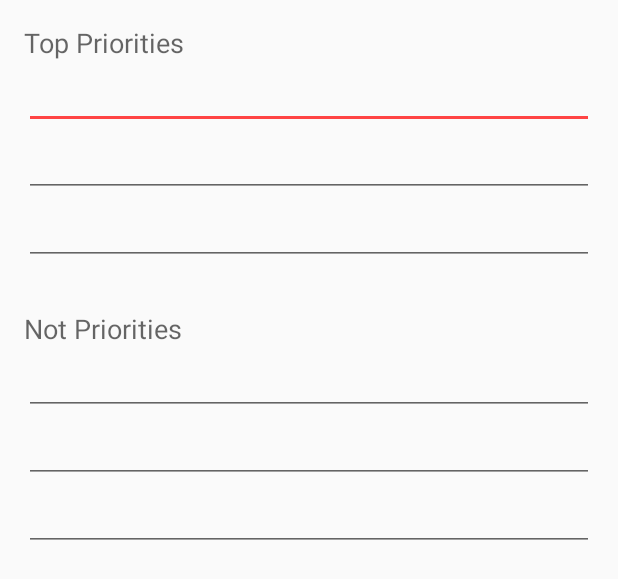
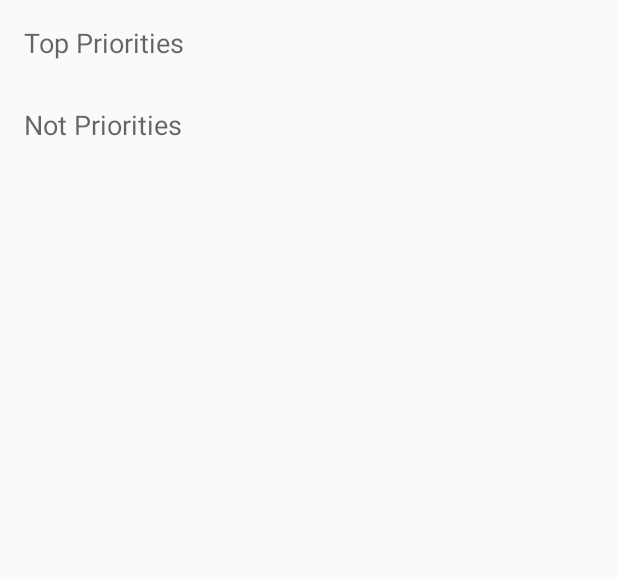
Before and after one commit to MatthewDailey/ruthless-priorities-android, an Android app: the layout activity_editing.xml on its own in the app's theme, with its tools: preview values and no code run, on a phone screen of 412 x 824 dp. Shown: the top 579 px of the screen. Run offline under Robolectric (Android 15) with nearby library versions, the phone set to English and light mode, and no system bars.

Commit message:
MainActivity -> SetPrioritiesActivity and make edit texts dynamic

```diff
--- a/app/src/main/AndroidManifest.xml
+++ b/app/src/main/AndroidManifest.xml
@@ -8,7 +8,7 @@
         android:label="@string/app_name"
         android:theme="@style/PrioritiesTheme" >
         <activity
-            android:name=".activity.MainActivity"
+            android:name=".activity.SetPrioritiesActivity"
             android:label="@string/app_name" >
             <intent-filter>
                 <action android:name="android.intent.action.MAIN" />
--- a/app/src/main/res/layout/activity_main.xml
+++ b/app/src/main/res/layout/activity_editing.xml
@@ -17,7 +17,8 @@
             <LinearLayout
                 android:orientation="vertical"
                 android:layout_width="match_parent"
-                android:layout_height="wrap_content">
+                android:layout_height="wrap_content"
+                android:id="@+id/top_priorities_layout">
 
                 <TextView
                     android:layout_width="wrap_content"
@@ -26,28 +27,13 @@
                     android:text="Top Priorities"
                     android:id="@+id/textView" />
 
-                <EditText
-                    android:layout_width="match_parent"
-                    android:layout_height="wrap_content"
-                    android:id="@+id/editText" />
-
-                <EditText
-                    android:layout_width="match_parent"
-                    android:layout_height="wrap_content"
-                    android:id="@+id/editText2"
-                    android:layout_gravity="center_horizontal" />
-
-                <EditText
-                    android:layout_width="match_parent"
-                    android:layout_height="wrap_content"
-                    android:id="@+id/editText3"
-                    android:layout_gravity="center_horizontal" />
             </LinearLayout>
 
             <LinearLayout
                 android:orientation="vertical"
                 android:layout_width="match_parent"
                 android:layout_height="wrap_content"
+                android:id="@+id/not_priorities_layout"
                 android:layout_marginTop="30dp">
 
                 <TextView
@@ -57,22 +43,7 @@
                     android:text="Not Priorities"
                     android:id="@+id/textView2" />
 
-                <EditText
-                    android:layout_width="match_parent"
-                    android:layout_height="wrap_content"
-                    android:id="@+id/editText4" />
-
-                <EditText
-                    android:layout_width="match_parent"
-                    android:layout_height="wrap_content"
-                    android:id="@+id/editText5" />
-
-                <EditText
-                    android:layout_width="match_parent"
-                    android:layout_height="wrap_content"
-                    android:id="@+id/editText6" />
             </LinearLayout>
-
         </LinearLayout>
     </ScrollView>
 </LinearLayout>
```
Also changed, not shown: app/src/main/java/com/reactiverobot/priorities/activity/SetPrioritiesActivity.java (renamed from app/src/main/java/com/reactiverobot/priorities/activity/MainActivity.java, +20 -6 lines), 2 other files.
